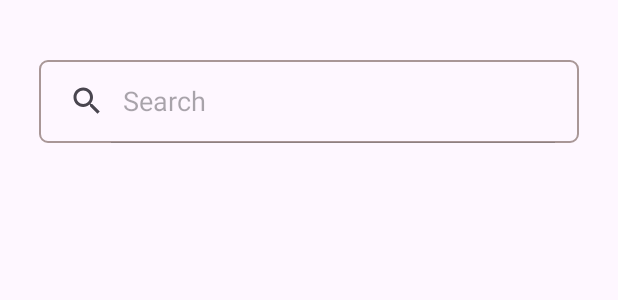
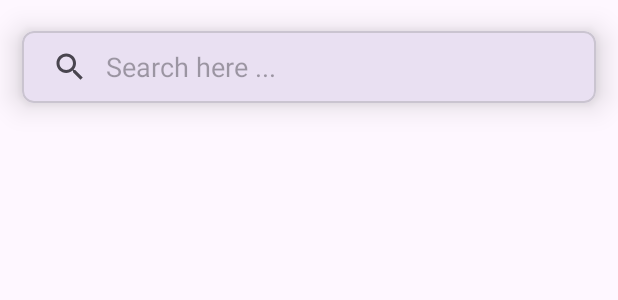
Before and after one commit to Monali2002/Empolyee-Attrition-HR, an Android app built with Jetpack Compose: the layout fragment_search.xml on its own in the app's theme, with its tools: preview values and no code run, on a phone screen of 412 x 824 dp. Shown: the top 300 px of the screen. Run offline under Robolectric (Android 15) with nearby library versions, the phone set to English and light mode, and no system bars; Roboto replaces fonts that are not available here.

Commit message:
monali-commit

```diff
--- a/app/src/main/java/com/example/insightcheck_hr/activity/LoginPage.kt
+++ b/app/src/main/java/com/example/insightcheck_hr/activity/LoginPage.kt
@@ -23,7 +23,6 @@ import com.google.firebase.auth.auth
 class LoginPage : BaseActivity() {
     private var binding: ActivityLoginPageBinding? = null
     private lateinit var auth: FirebaseAuth
-
     private lateinit var googleSignInClient: GoogleSignInClient
     override fun onCreate(savedInstanceState: Bundle?) {
         super.onCreate(savedInstanceState)
--- a/app/src/main/java/com/example/insightcheck_hr/activity/SplashScreen.kt
+++ b/app/src/main/java/com/example/insightcheck_hr/activity/SplashScreen.kt
@@ -14,7 +14,7 @@ class SplashScreen : AppCompatActivity() {
         val logo : ImageView = findViewById(R.id.logo)
         logo.alpha = 0f
         logo.animate().setDuration(1500).alpha(1f).withEndAction{
-            val intent = Intent(this, NavBar::class.java)
+            val intent = Intent(this, LoginPage::class.java)
             startActivity(intent)
             overridePendingTransition(android.R.anim.fade_in, android.R.anim.fade_out)
             finish()
--- a/app/src/main/res/drawable/female_border.xml
+++ b/app/src/main/res/drawable/female_border.xml
@@ -1,7 +1,7 @@
 <?xml version="1.0" encoding="utf-8"?>
 <shape xmlns:android="http://schemas.android.com/apk/res/android" android:shape="rectangle">
-    <corners android:radius="24dp"/>
-    <stroke android:color="#DE3163"
-        android:width="2dp"/>
+    <corners android:radius="4dp"/>
+    <stroke android:color="@color/dark_blue"
+        android:width="1dp"/>
     <solid android:color="@android:color/transparent"/>
 </shape>
--- a/app/src/main/res/layout/fragment_search.xml
+++ b/app/src/main/res/layout/fragment_search.xml
@@ -13,18 +13,39 @@
         android:orientation="vertical">
 
 
-        <SearchView
-            android:id="@+id/searchView"
-            android:layout_width="360dp"
-            android:layout_height="55dp"
-            android:layout_marginTop="40dp"
-            android:background="@drawable/search_view_border"
-            android:iconifiedByDefault="false"
-            android:paddingEnd="8dp"
-            android:queryHint="Search"
+        <com.google.android.material.card.MaterialCardView
+            android:id="@+id/materialCardView"
+            android:layout_width="0dp"
+            android:layout_height="wrap_content"
+            app:cardCornerRadius="8dp"
+            app:cardElevation="12dp"
+            app:cardUseCompatPadding="true"
             app:layout_constraintEnd_toEndOf="parent"
+            app:layout_constraintHorizontal_bias="0.5"
             app:layout_constraintStart_toStartOf="parent"
-            app:layout_constraintTop_toTopOf="parent" />
+            app:layout_constraintTop_toTopOf="parent">
+
+            <androidx.appcompat.widget.SearchView
+                android:id="@+id/searchView"
+                android:layout_width="match_parent"
+                android:layout_height="wrap_content"
+                app:iconifiedByDefault="false"
+                app:queryBackground="@android:color/transparent"
+                app:queryHint="Search here ..." />
+
+        </com.google.android.material.card.MaterialCardView>
+<!--        <androidx.appcompat.widget.SearchView-->
+<!--            android:id="@+id/searchView"-->
+<!--            android:layout_width="360dp"-->
+<!--            android:layout_height="55dp"-->
+<!--            android:layout_marginTop="40dp"-->
+<!--            android:background="@drawable/search_view_border"-->
+<!--            android:iconifiedByDefault="false"-->
+<!--            android:paddingEnd="8dp"-->
+<!--            android:queryHint="Search"-->
+<!--            app:layout_constraintEnd_toEndOf="parent"-->
+<!--            app:layout_constraintStart_toStartOf="parent"-->
+<!--            app:layout_constraintTop_toTopOf="parent" />-->
 
         <androidx.recyclerview.widget.RecyclerView
             android:id="@+id/listofData"
@@ -32,7 +53,7 @@
             android:layout_height="0dp"
             android:layout_marginTop="20dp"
             app:layout_constraintBottom_toBottomOf="parent"
-            app:layout_constraintTop_toBottomOf="@id/searchView"
+            app:layout_constraintTop_toBottomOf="@id/materialCardView"
             app:layout_constraintEnd_toEndOf="parent"
             app:layout_constraintStart_toStartOf="parent" />
 
--- a/app/src/main/res/values/dimens.xml
+++ b/app/src/main/res/values/dimens.xml
@@ -1,6 +1,6 @@
 <?xml version="1.0" encoding="utf-8"?>
 <resources>
-    <dimen name="et_text_size">20sp</dimen>
+    <dimen name="et_text_size">15sp</dimen>
     <dimen name="start_end_margin">20dp</dimen>
     <dimen name="til_radius">10dp</dimen>
     <dimen name="navigation_bar_icon_size">40dp</dimen>
```
Also changed, not shown: app/src/main/AndroidManifest.xml (+7 -6 lines), app/src/main/java/com/example/insightcheck_hr/adapter/DataAdapter.kt (+6 -1 lines), app/src/main/java/com/example/insightcheck_hr/fragments/Search.kt (+53 -2 lines), app/src/main/res/layout/activity_login_page.xml (+4 -4 lines), app/src/main/res/layout/custom_layout.xml (+5 -3 lines).
